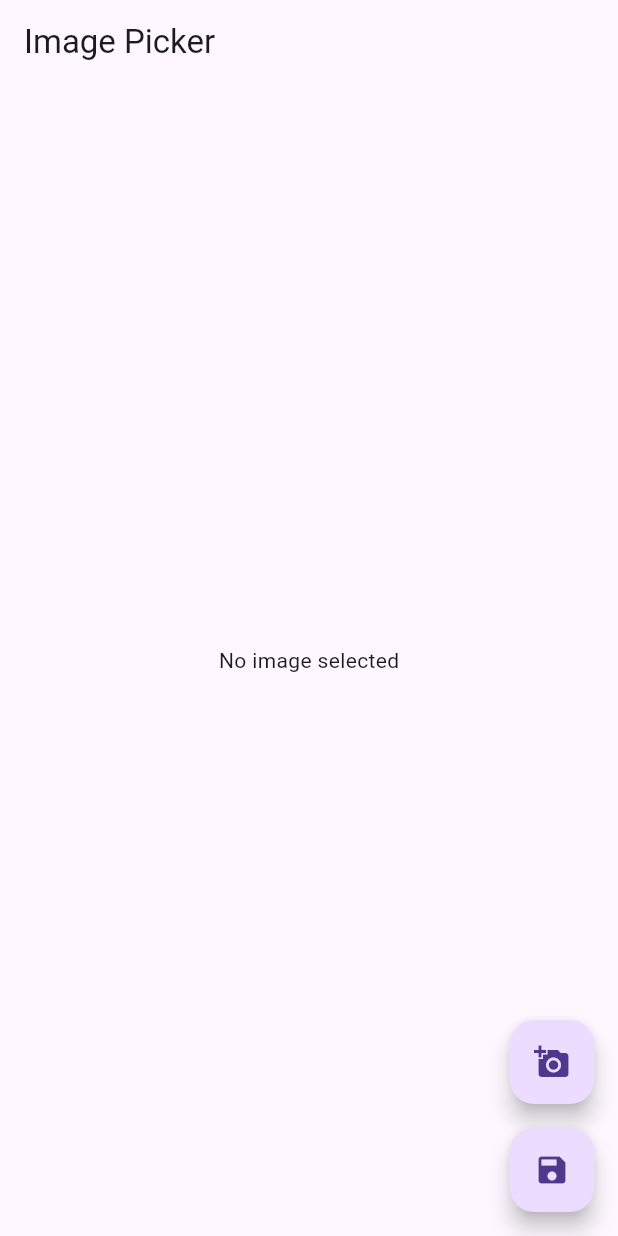
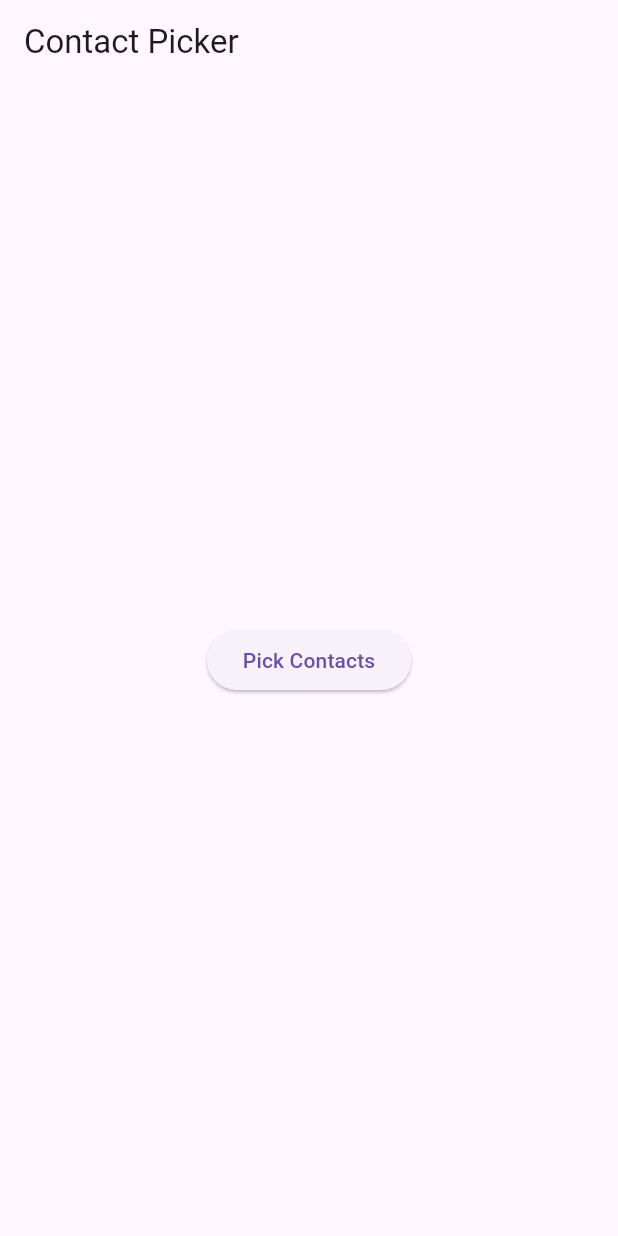
Before and after one commit to mahmoodhamdi/auto_caller, a Flutter app: the screen it shows after launch, on a phone screen of 412 x 824 dp. Run offline on Flutter 3.47's test engine with Material 3 defaults, Android fonts, the phone set to English and light mode, and no system bars; our stand-ins replace contacts_service, hive, image_picker, permission_handler, video_player; accounts and stored records are empty.

Commit message:
select contact || store it by hive || contact adaptor

```diff
--- /dev/null
+++ b/lib/hive/contacts_box.dart
@@ -0,0 +1,10 @@
+
+import 'package:hive/hive.dart';
+
+class ContactsBox {
+  static const String _boxName = 'contacts';
+
+  static Future<Box> openBox() async {
+    return await Hive.openBox(_boxName);
+  }
+}
--- a/lib/main.dart
+++ b/lib/main.dart
@@ -1,13 +1,17 @@
-
 import 'package:flutter/material.dart';
 import 'package:hive/hive.dart';
 import 'package:path_provider/path_provider.dart';
-import 'package:third_party_integration/views/image_picker_view.dart';
+import 'package:third_party_integration/models/contact_model.dart';
+import 'package:third_party_integration/views/contact_picker_view.dart';
 
 void main() async {
+  // Initialize Hive
+
   WidgetsFlutterBinding.ensureInitialized();
   final appDocumentDirectory = await getApplicationDocumentsDirectory();
   Hive.init(appDocumentDirectory.path);
+  Hive.registerAdapter(ContactModelAdapter());
+
   // Additional initialization code...
   runApp(const MyApp());
 }
@@ -21,7 +25,7 @@ class MyApp extends StatelessWidget {
     return const MaterialApp(
       debugShowCheckedModeBanner: false,
       title: 'Third Party Integration',
-      home: ImagePickerView(),
+      home: ContactPickerView(),
     );
   }
 }
--- /dev/null
+++ b/lib/models/contact_model.dart
@@ -0,0 +1,14 @@
+import 'package:hive/hive.dart';
+
+part 'contact_model.g.dart'; // This file will be generated by build_runner
+
+@HiveType(typeId: 0)
+class ContactModel extends HiveObject {
+  @HiveField(0)
+  final String name;
+
+  @HiveField(1)
+  final String phoneNumber;
+
+  ContactModel({required this.name, required this.phoneNumber});
+}
--- /dev/null
+++ b/lib/views/contact_picker_view.dart
@@ -0,0 +1,73 @@
+// ignore_for_file: use_build_context_synchronously, avoid_print
+
+import 'package:contacts_service/contacts_service.dart';
+import 'package:flutter/material.dart';
+import 'package:permission_handler/permission_handler.dart';
+import 'package:third_party_integration/hive/contacts_box.dart';
+import 'package:third_party_integration/models/contact_model.dart';
+
+class ContactPickerView extends StatefulWidget {
+  const ContactPickerView({Key? key}) : super(key: key);
+
+  @override
+  _ContactPickerViewState createState() => _ContactPickerViewState();
+}
+
+class _ContactPickerViewState extends State<ContactPickerView> {
+  @override
+  Widget build(BuildContext context) {
+    return Scaffold(
+      appBar: AppBar(
+        title: const Text('Contact Picker'),
+      ),
+      body: Center(
+        child: ElevatedButton(
+          onPressed: _pickContacts,
+          child: const Text('Pick Contacts'),
+        ),
+      ),
+    );
+  }
+
+  Future<void> _pickContacts() async {
+    var status = await Permission.contacts.request();
+    if (status.isDenied) {
+      await Permission.contacts.request();
+    }
+    if (status.isPermanentlyDenied) {
+      openAppSettings();
+    }
+    if (status.isGranted) {
+      print('Permission granted');
+
+      // Get contacts
+      List<Contact> selectedContacts = [];
+      List<ContactModel> contactModels = [];
+      Contact? contact = await ContactsService.openDeviceContactPicker();
+
+      if (contact != null) {
+        selectedContacts.add(contact);
+      }
+      if (selectedContacts.isNotEmpty) {
+        // Save contacts
+        for (var contact in selectedContacts) {
+          contactModels.add(ContactModel(
+            name: contact.displayName!,
+            phoneNumber: contact.phones!.first.value!,
+          ));
+        }
+        final box = await ContactsBox.openBox();
+        box.addAll(contactModels);
+        print('Selected contacts: ${contactModels[0].name}');
+        ScaffoldMessenger.of(context).showSnackBar(const SnackBar(
+          content: Text('Contacts saved successfully'),
+        ));
+      } else {
+        print('No contacts selected');
+        ScaffoldMessenger.of(context).showSnackBar(const SnackBar(
+          content: Text('No contacts selected'),
+        ));
+      }
+    }
+  }
+}
--- a/pubspec.yaml
+++ b/pubspec.yaml
@@ -29,12 +29,15 @@ environment:
 # versions available, run `flutter pub outdated`.
 dependencies:
   audioplayers: ^5.2.1
+  build_runner: ^2.4.8
+  contacts_service: ^0.6.3
   cupertino_icons: ^1.0.2
   file_picker: ^6.1.1
   flutter:
     sdk: flutter
   flutter_local_notifications: ^16.3.2
   hive: ^2.2.3
+  hive_generator: ^2.0.1
   image_picker: ^1.0.7
   path_provider: ^2.1.2
   permission_handler: ^11.3.0
```
Also changed, not shown: lib/models/contact_model.g.dart (added), pubspec.lock.
